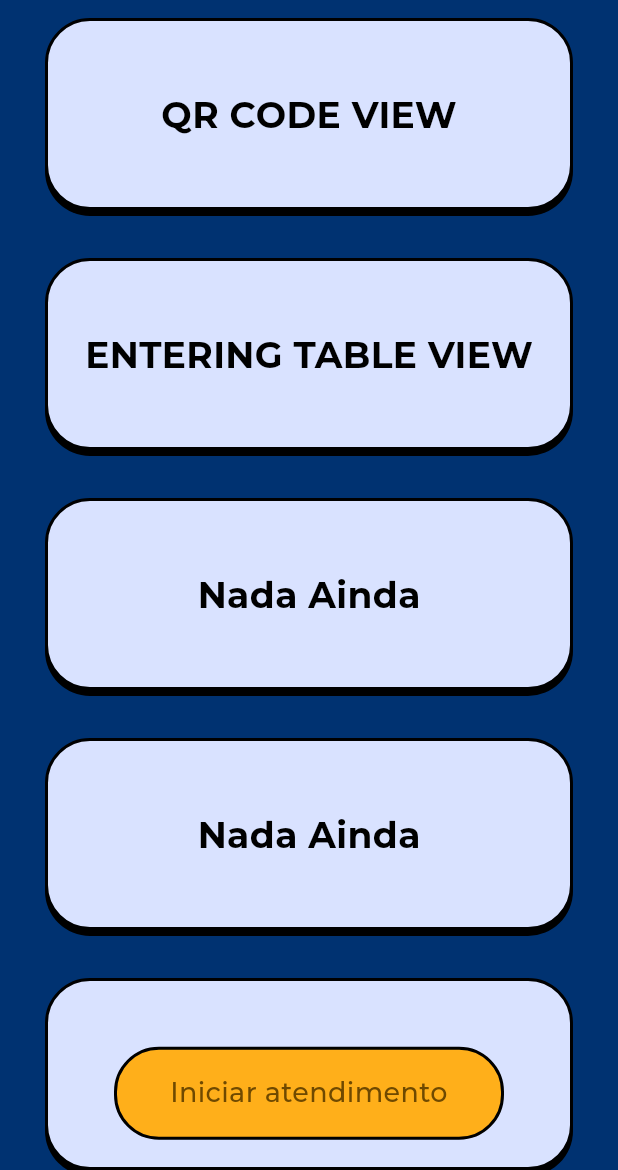
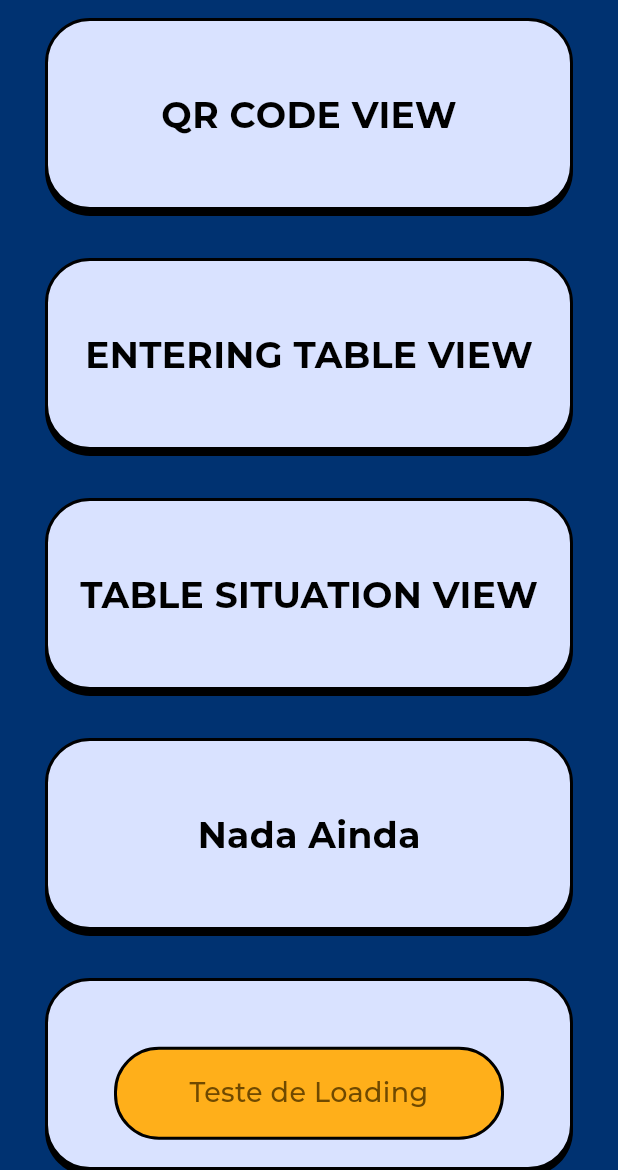
Before and after one commit to time-7/arfudy_flutter, a Flutter app: the screen it shows after launch, on a phone screen of 412 x 824 dp, the part 66-1236 px from its top. Run offline on Flutter 3.47's test engine with Material 2 defaults, Android fonts, the phone set to English and light mode, and no system bars; our stand-ins replace faker, get; missing offline and left inert: mobile_scanner; project files that could hold a hidden picture were left out.

Commit message:
create a table situation view

```diff
--- a/lib/delegate/arfudy_views_routes.dart
+++ b/lib/delegate/arfudy_views_routes.dart
@@ -1,6 +1,7 @@
 import 'package:arfudy_flutter/views/entering_table_view.dart';
 import 'package:arfudy_flutter/views/qr_code_view.dart';
 import 'package:arfudy_flutter/views/splash_view.dart';
+import 'package:arfudy_flutter/views/table_situation_view.dart';
 import 'package:arfudy_flutter/views/test_view.dart';
 import 'package:flutter/material.dart';
 import 'package:get/get_instance/src/bindings_interface.dart';
@@ -15,6 +16,7 @@ class ArfudyRoutes {
   static const test = '/test';
   static const splash = '/splash';
   static const enteringTable = '/entering-table';
+  static const tableSituation = '/table-situation';
 }
 
 class ArfudyViews {
@@ -30,7 +32,7 @@ class ArfudyViews {
     ),
     GetPage(
       curve: Curves.easeIn,
-      transition: Transition.rightToLeft,
+      transition: Transition.fadeIn,
       name: ArfudyRoutes.test,
       page: () => TestView(),
     ),
@@ -48,5 +50,12 @@ class ArfudyViews {
       page: () => EnteringTableView(),
       binding: _binding,
     ),
+    GetPage(
+      curve: Curves.easeIn,
+      transition: Transition.rightToLeft,
+      name: ArfudyRoutes.tableSituation,
+      page: () => const TableSituationView(),
+      binding: _binding,
+    ),
   ];
 }
--- a/lib/views/entering_table_view.dart
+++ b/lib/views/entering_table_view.dart
@@ -93,6 +93,9 @@ class EnteringTableView extends StatelessWidget {
                     PrimaryTextField(
                       controller: _controller,
                       hintText: 'Insira seu nome completo:',
+                      textInputAction: TextInputAction.go,
+                      keyboardType: TextInputType.name,
+                      textCapitalization: TextCapitalization.words,
                     ),
                   ],
                 ),
--- a/lib/views/qr_code_view.dart
+++ b/lib/views/qr_code_view.dart
@@ -54,7 +54,7 @@ class _QrCodeViewState extends State<QrCodeView> {
             width: UIScale.width(100),
             child: Column(mainAxisSize: MainAxisSize.max, children: [
               Container(
-                height: UIScale.height(30),
+                height: UIScale.height(25),
                 width: UIScale.width(100),
                 color: UIColors.primaryBlue,
                 alignment: Alignment.bottomCenter,
@@ -70,8 +70,8 @@ class _QrCodeViewState extends State<QrCodeView> {
                 ),
               ),
               SizedBox(
-                height: UIScale.width(80),
-                width: UIScale.width(80),
+                height: UIScale.width(100),
+                width: UIScale.width(100),
               ),
               Expanded(
                 child: Container(
--- a/lib/views/test_view.dart
+++ b/lib/views/test_view.dart
@@ -9,7 +9,7 @@ import '../delegate/arfudy_views_routes.dart';
 class TestView extends StatelessWidget {
   TestView({super.key});
 
-  final isdashboard = false.obs;
+  final testLoading = false.obs;
 
   @override
   Widget build(BuildContext context) {
@@ -39,9 +39,16 @@ class TestView extends StatelessWidget {
                 ),
               ),
             ),
-            const Padding(
-              padding: EdgeInsets.symmetric(vertical: 16.0),
-              child: MenuContainer(),
+            Padding(
+              padding: const EdgeInsets.symmetric(vertical: 16.0),
+              child: GestureDetector(
+                onTap: () {
+                  Get.toNamed(ArfudyRoutes.tableSituation);
+                },
+                child: const MenuContainer(
+                  text: 'TABLE SITUATION VIEW',
+                ),
+              ),
             ),
             const Padding(
               padding: EdgeInsets.symmetric(vertical: 16.0),
@@ -59,14 +66,13 @@ class TestView extends StatelessWidget {
         ),
       ),
       bottomBar: NewPrimaryButton(
-        buttonText: 'Iniciar atendimento',
+        buttonText: 'Teste de Loading',
         onPressed: () async {
-          isdashboard.value = true;
-          print('Iniciar atendimento');
+          testLoading.value = true;
           await Future.delayed(const Duration(seconds: 2));
-          isdashboard.value = false;
+          testLoading.value = false;
         },
-        isLoading: isdashboard,
+        isLoading: testLoading,
       ),
     );
   }
--- a/lib/views/widgets/arfudy_new_scaffold.dart
+++ b/lib/views/widgets/arfudy_new_scaffold.dart
@@ -90,7 +90,8 @@ class ArfudyNewScaffold extends StatelessWidget {
           ),
         ),
       ),
-      body: Column(
+      body: _DismissKeyboardWidget(
+        child: Column(
           children: [
             Expanded(
               child: Stack(
@@ -117,6 +118,29 @@ class ArfudyNewScaffold extends StatelessWidget {
             ),
           ],
         ),
+      ),
     );
   }
 }
+
+class _DismissKeyboardWidget extends StatelessWidget {
+  const _DismissKeyboardWidget({
+    required this.child,
+    Key? key,
+  }) : super(key: key);
+
+  final Widget child;
+
+  @override
+  Widget build(BuildContext context) {
+    return GestureDetector(
+      onTap: () => dismissKeyboard(context),
+      child: child,
+    );
+  }
+
+  void dismissKeyboard(BuildContext context) {
+    FocusScopeNode currentFocus = FocusScope.of(context);
+    if (!currentFocus.hasPrimaryFocus) currentFocus.unfocus();
+  }
+}
```
Also changed, not shown: lib/views/table_situation_view.dart (added, +289 -0 lines), lib/views/widgets/primary_text_field.dart (+12 -0 lines). Lines whose indentation alone changed are shown as unchanged.
